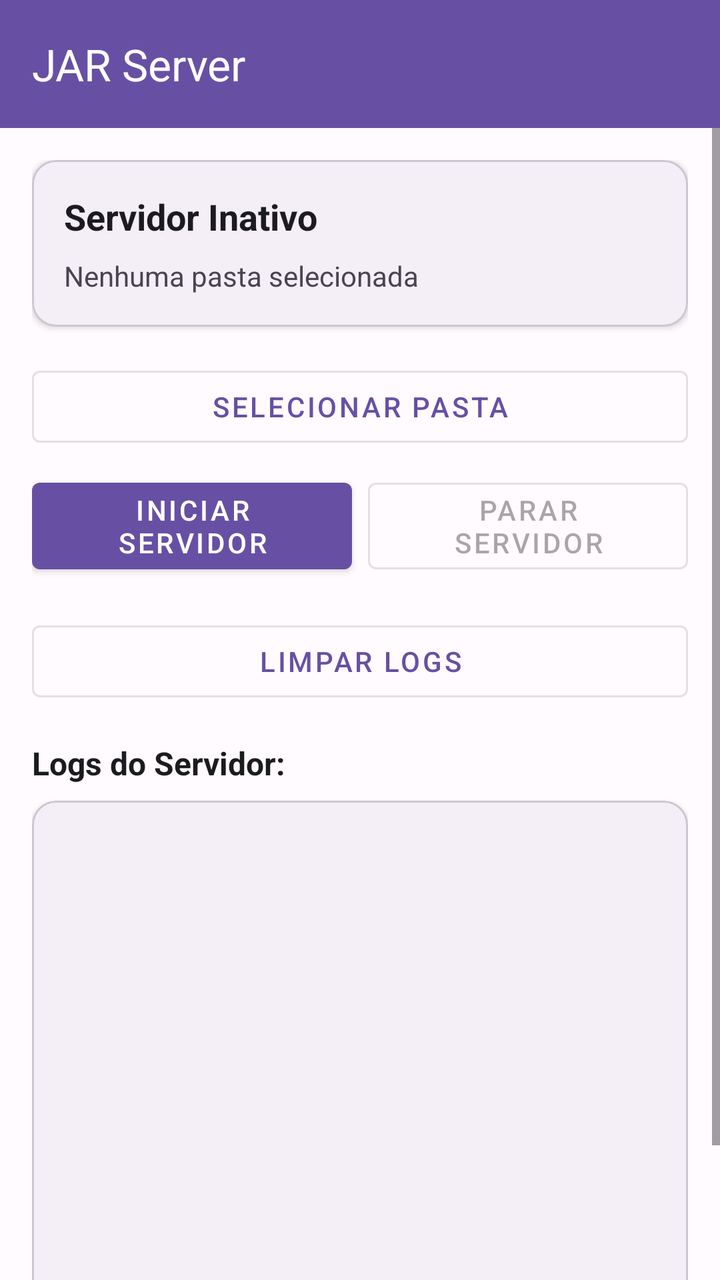
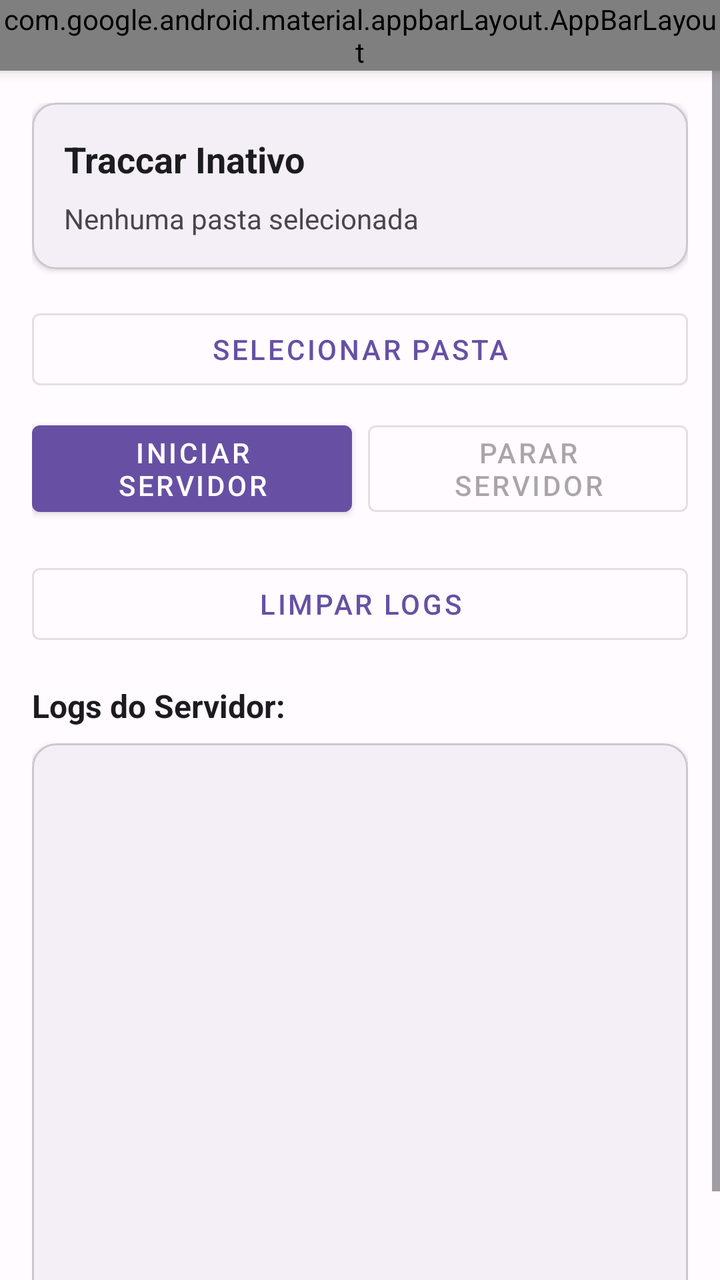

An Android layout rendered at two revisions. The XML below is the earlier revision; the diff shows what the commit changed to produce the second picture.
<!-- AndroidManifest.xml: application theme Theme.JarServerApp -->
<!-- res/layout/activity_main.xml -->
<?xml version="1.0" encoding="utf-8"?>
<LinearLayout xmlns:android="http://schemas.android.com/apk/res/android"
    xmlns:app="http://schemas.android.com/apk/res-auto"
    android:layout_width="match_parent"
    android:layout_height="match_parent"
    android:orientation="vertical"
    android:background="?android:attr/colorBackground">

    
    <com.google.android.material.appbar.AppBarLayout
        android:layout_width="match_parent"
        android:layout_height="wrap_content"
        android:elevation="4dp">

        <com.google.android.material.appbar.MaterialToolbar
            android:id="@+id/toolbar"
            android:layout_width="match_parent"
            android:layout_height="?attr/actionBarSize"
            android:background="?attr/colorPrimary"
            app:title="@string/app_name"
            app:titleTextColor="?attr/colorOnPrimary" />

    </com.google.android.material.appbar.AppBarLayout>

    
    <ScrollView
        android:layout_width="match_parent"
        android:layout_height="0dp"
        android:layout_weight="1">

        <LinearLayout
            android:layout_width="match_parent"
            android:layout_height="wrap_content"
            android:orientation="vertical"
            android:padding="16dp">

            
            <com.google.android.material.card.MaterialCardView
                android:layout_width="match_parent"
                android:layout_height="wrap_content"
                android:layout_marginBottom="16dp"
                app:cardElevation="2dp"
                app:cardCornerRadius="12dp">

                <LinearLayout
                    android:layout_width="match_parent"
                    android:layout_height="wrap_content"
                    android:orientation="vertical"
                    android:padding="16dp">

                    <TextView
                        android:layout_width="match_parent"
                        android:layout_height="wrap_content"
                        android:text="@string/status_idle"
                        android:id="@+id/statusText"
                        android:textSize="18sp"
                        android:textStyle="bold"
                        android:textColor="?attr/colorOnSurface" />

                    <TextView
                        android:id="@+id/folderPathText"
                        android:layout_width="match_parent"
                        android:layout_height="wrap_content"
                        android:text="@string/no_folder_selected"
                        android:textSize="14sp"
                        android:textColor="?attr/colorOnSurfaceVariant"
                        android:layout_marginTop="8dp" />

                </LinearLayout>

            </com.google.android.material.card.MaterialCardView>

            
            <com.google.android.material.button.MaterialButton
                android:id="@+id/selectFolderBtn"
                android:layout_width="match_parent"
                android:layout_height="wrap_content"
                android:text="@string/btn_select_folder"
                android:layout_marginBottom="8dp"
                style="@style/Widget.MaterialComponents.Button.OutlinedButton" />

            
            <LinearLayout
                android:layout_width="match_parent"
                android:layout_height="wrap_content"
                android:orientation="horizontal"
                android:layout_marginBottom="16dp">

                <com.google.android.material.button.MaterialButton
                    android:id="@+id/startServerBtn"
                    android:layout_width="0dp"
                    android:layout_height="wrap_content"
                    android:layout_weight="1"
                    android:text="@string/btn_start_server"
                    android:layout_marginEnd="8dp"
                    style="@style/Widget.MaterialComponents.Button" />

                <com.google.android.material.button.MaterialButton
                    android:id="@+id/stopServerBtn"
                    android:layout_width="0dp"
                    android:layout_height="wrap_content"
                    android:layout_weight="1"
                    android:text="@string/btn_stop_server"
                    android:enabled="false"
                    style="@style/Widget.MaterialComponents.Button.OutlinedButton" />

            </LinearLayout>

            
            <com.google.android.material.button.MaterialButton
                android:id="@+id/clearLogsBtn"
                android:layout_width="match_parent"
                android:layout_height="wrap_content"
                android:text="@string/btn_clear_logs"
                android:layout_marginBottom="16dp"
                style="@style/Widget.MaterialComponents.Button.OutlinedButton" />

            
            <TextView
                android:layout_width="match_parent"
                android:layout_height="wrap_content"
                android:text="@string/label_logs"
                android:textSize="16sp"
                android:textStyle="bold"
                android:textColor="?attr/colorOnSurface"
                android:layout_marginBottom="8dp" />

            
            <com.google.android.material.card.MaterialCardView
                android:layout_width="match_parent"
                android:layout_height="300dp"
                app:cardElevation="2dp"
                app:cardCornerRadius="12dp">

                <ScrollView
                    android:layout_width="match_parent"
                    android:layout_height="match_parent">

                    <TextView
                        android:id="@+id/logsText"
                        android:layout_width="match_parent"
                        android:layout_height="wrap_content"
                        android:text=""
                        android:textSize="12sp"
                        android:textColor="?attr/colorOnSurface"
                        android:padding="12dp"
                        android:fontFamily="monospace" />

                </ScrollView>

            </com.google.android.material.card.MaterialCardView>

        </LinearLayout>

    </ScrollView>

</LinearLayout>
<!-- resources referenced by this layout -->
<resources>
  <string name="app_name">JAR Server</string>
  <string name="btn_clear_logs">Limpar Logs</string>
  <string name="btn_select_folder">Selecionar Pasta</string>
  <string name="btn_start_server">Iniciar Servidor</string>
  <string name="btn_stop_server">Parar Servidor</string>
  <string name="label_logs">Logs do Servidor:</string>
  <string name="no_folder_selected">Nenhuma pasta selecionada</string>
  <string name="status_idle">Servidor Inativo</string>
  <color name="md_theme_light_primary">#6750a4</color>
  <color name="md_theme_light_on_primary">#ffffff</color>
  <color name="md_theme_light_primary_container">#eaddff</color>
  <color name="md_theme_light_on_primary_container">#21005d</color>
  <color name="md_theme_light_secondary">#625b71</color>
  <color name="md_theme_light_on_secondary">#ffffff</color>
  <color name="md_theme_light_secondary_container">#e8def8</color>
  <color name="md_theme_light_on_secondary_container">#1d192b</color>
  <color name="md_theme_light_tertiary">#7d5260</color>
  <color name="md_theme_light_on_tertiary">#ffffff</color>
  <color name="md_theme_light_tertiary_container">#ffd8e4</color>
  <color name="md_theme_light_on_tertiary_container">#31111d</color>
  <color name="md_theme_light_error">#b3261e</color>
  <color name="md_theme_light_on_error">#ffffff</color>
  <color name="md_theme_light_error_container">#f9dedc</color>
  <color name="md_theme_light_on_error_container">#410e0b</color>
  <color name="md_theme_light_background">#fffbfe</color>
  <color name="md_theme_light_on_background">#1c1b1f</color>
  <color name="md_theme_light_surface">#fffbfe</color>
  <color name="md_theme_light_on_surface">#1c1b1f</color>
  <color name="md_theme_light_surface_variant">#e7e0ec</color>
  <color name="md_theme_light_on_surface_variant">#49454e</color>
  <color name="md_theme_light_outline">#79747e</color>
  <color name="md_theme_light_outline_variant">#cac7d0</color>
  <!-- unchanged entries left out for length: 1 -->
</resources>

<!-- the commit's change to res/layout/activity_main.xml (unified diff, before → after) -->
@@ -7,12 +7,12 @@
     android:background="?android:attr/colorBackground">
 
     
-    <com.google.android.material.appbar.AppBarLayout
+    <com.google.android.material.appbarLayout.AppBarLayout
         android:layout_width="match_parent"
         android:layout_height="wrap_content"
         android:elevation="4dp">
 
-        <com.google.android.material.appbar.MaterialToolbar
+        <com.google.android.material.appbarLayout.MaterialToolbar
             android:id="@+id/toolbar"
             android:layout_width="match_parent"
             android:layout_height="?attr/actionBarSize"
@@ -20,7 +20,7 @@
             app:title="@string/app_name"
             app:titleTextColor="?attr/colorOnPrimary" />
 
-    </com.google.android.material.appbar.AppBarLayout>
+    </com.google.android.material.appbarLayout.AppBarLayout>
 
     
     <ScrollView
<!-- resource entries referenced after the edit -->
@@ -1,13 +1,13 @@
 <!-- resources referenced by this layout -->
 <resources>
-  <string name="app_name">JAR Server</string>
+  <string name="app_name">Traccar Server</string>
   <string name="btn_clear_logs">Limpar Logs</string>
   <string name="btn_select_folder">Selecionar Pasta</string>
   <string name="btn_start_server">Iniciar Servidor</string>
   <string name="btn_stop_server">Parar Servidor</string>
   <string name="label_logs">Logs do Servidor:</string>
   <string name="no_folder_selected">Nenhuma pasta selecionada</string>
-  <string name="status_idle">Servidor Inativo</string>
+  <string name="status_idle">Traccar Inativo</string>
   <color name="md_theme_light_primary">#6750a4</color>
   <color name="md_theme_light_on_primary">#ffffff</color>
   <color name="md_theme_light_primary_container">#eaddff</color>
